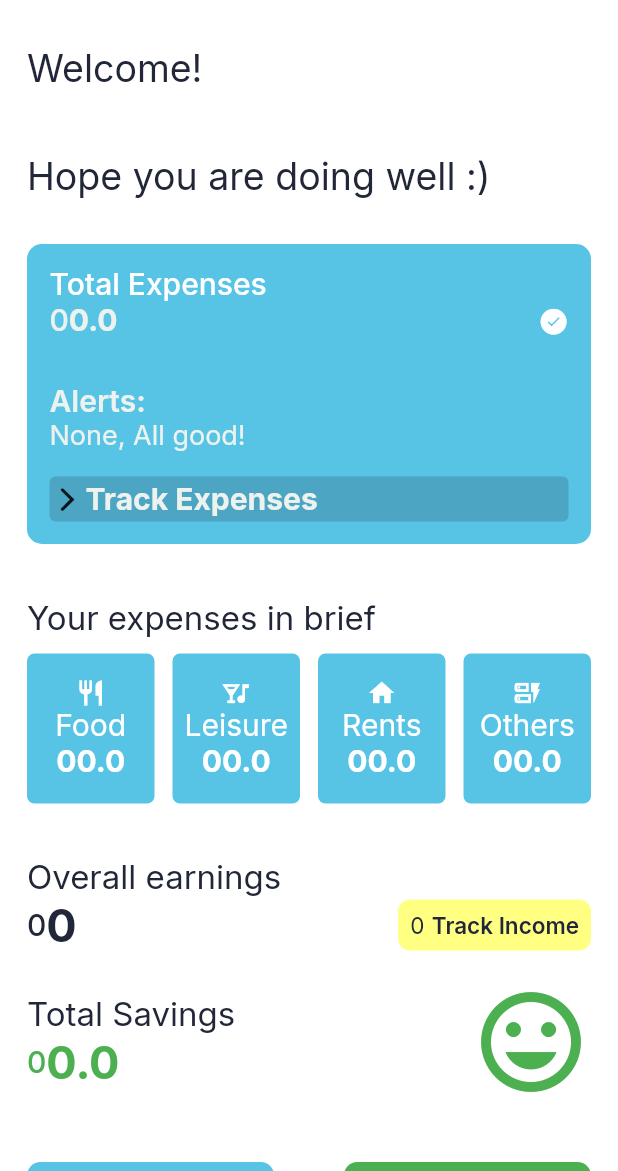
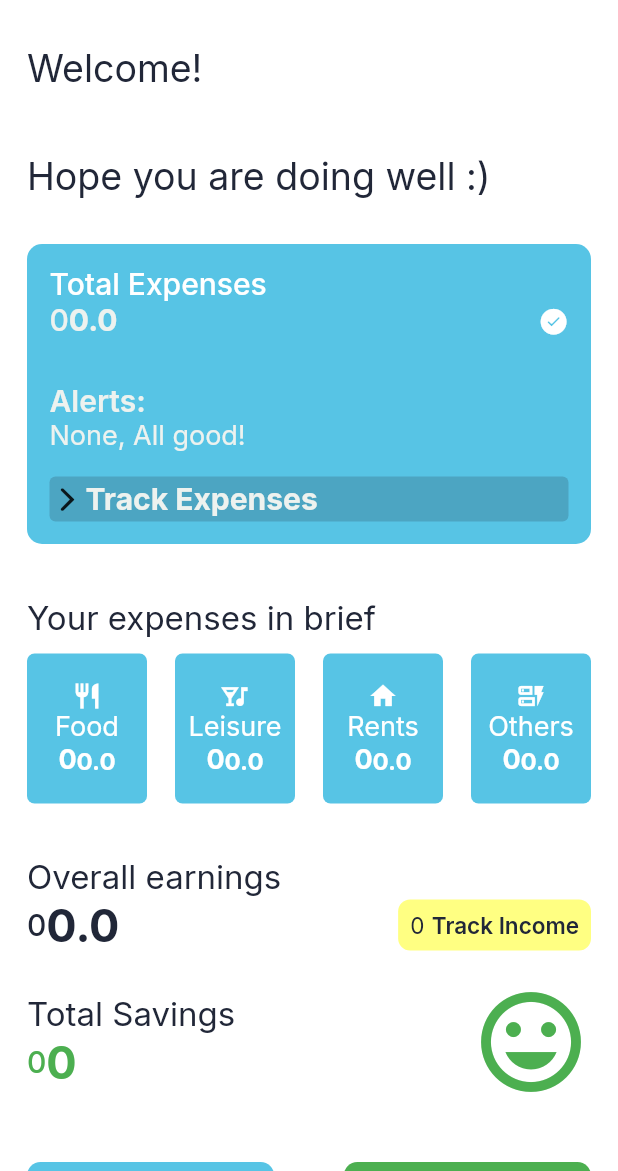
Before and after one commit to diptanshumahish/simply-expenses, a Flutter app: the HomePage screen opened directly, on a phone screen of 412 x 824 dp, the part 65-1236 px from its top. Run offline on Flutter 3.47's test engine with Material 2 defaults, Android fonts, the light colour scheme and no system bars; our stand-ins replace flutter_slidable, getwidget, google_fonts, shared_preferences, sqflite; accounts and stored records are empty.

Commit message:
fixed major bugs

```diff
--- a/lib/database/incomedatabase.dart
+++ b/lib/database/incomedatabase.dart
@@ -6,7 +6,7 @@ import 'package:sqflite/sqflite.dart';
 
 class Income {
   int? id;
-  int? inc;
+  double? inc;
   String source;
   DateTime creationDate;
 
@@ -39,7 +39,7 @@ class IncomeConnect {
     await db.execute('''
   CREATE TABLE income(
     id INTEGER PRIMARY KEY AUTOINCREMENT,
-    income INTEGER,
+    income REAL,
     source TEXT,
     creationDate TEXT
   )
--- a/lib/screens.dart/addincomedata.dart
+++ b/lib/screens.dart/addincomedata.dart
@@ -129,8 +129,6 @@ class _AddIncomeDataState extends State<AddIncomeData> {
                                       context: context,
                                       builder: (BuildContext context) =>
                                           CupertinoAlertDialog(
-                                            insetAnimationDuration:
-                                                const Duration(seconds: 1),
                                             title:
                                                 const Text("Incorrect Input"),
                                             content: const Text(
@@ -148,7 +146,8 @@ class _AddIncomeDataState extends State<AddIncomeData> {
                                           ))
                                   : {
                                       newIncome = Income(
-                                          inc: int.parse(incomeController.text),
+                                          inc: double.parse(
+                                              incomeController.text),
                                           source: incomeSourceController.text,
                                           creationDate: DateTime.now()),
                                       addIncome(newIncome),
--- a/lib/screens.dart/homepage.dart
+++ b/lib/screens.dart/homepage.dart
@@ -9,6 +9,7 @@ import 'package:expense_tracker/shared/sharedpreferenecs.dart';
 import 'package:expense_tracker/theme.dart';
 import 'package:flutter/cupertino.dart';
 import 'package:flutter/material.dart';
+import 'package:flutter/services.dart';
 import 'package:shared_preferences/shared_preferences.dart';
 
 class HomePage extends StatefulWidget {
@@ -22,7 +23,7 @@ class HomePage extends StatefulWidget {
 
 class _HomePageState extends State<HomePage> {
   double total = 0;
-  int totalIncome = 0;
+  double totalIncome = 0;
   double totalFood = 0;
   double totalLeisure = 0;
   double totalRents = 0;
@@ -120,9 +121,14 @@ class _HomePageState extends State<HomePage> {
   Widget build(BuildContext context) {
     var width = MediaQuery.of(context).size.width;
 
-    double totalSvaings = totalIncome - total;
+    var totalSvaings = totalIncome.toInt() - total.toInt();
     final topColor = Theme.of(context).brightness;
-    return Scaffold(
+    return WillPopScope(
+      onWillPop: () async {
+        SystemChannels.platform.invokeMethod('SystemNavigator.pop');
+        return true;
+      },
+      child: Scaffold(
           appBar: AppBar(
             leading: Builder(
                 builder: (context) => IconButton(
@@ -227,6 +233,7 @@ class _HomePageState extends State<HomePage> {
                                             color: AppColors.lighttext)),
                                     Text(total.toString(),
                                         style: TextStyle(
+                                            overflow: TextOverflow.ellipsis,
                                             fontWeight: FontWeight.bold,
                                             fontSize: width < 600 ? 20 : 40,
                                             color: AppColors.lighttext))
@@ -294,8 +301,9 @@ class _HomePageState extends State<HomePage> {
                     Text("Your expenses in brief",
                         style: TextStyle(
                             fontSize: width < 600 ? 22 : 30,
-                          fontWeight:
-                              width < 600 ? FontWeight.normal : FontWeight.bold,
+                            fontWeight: width < 600
+                                ? FontWeight.normal
+                                : FontWeight.bold,
                             color: topColor == Brightness.dark
                                 ? Colors.white
                                 : AppColors.darkBack)),
@@ -308,7 +316,7 @@ class _HomePageState extends State<HomePage> {
                               borderRadius: BorderRadius.circular(5),
                               color: AppColors.themeColor),
                           height: width < 600 ? 100 : 200,
-                        width: width < 600 ? 85 : 180,
+                          width: width < 600 ? 80 : 180,
                           child: Column(
                             mainAxisAlignment: MainAxisAlignment.center,
                             children: [
@@ -319,7 +327,7 @@ class _HomePageState extends State<HomePage> {
                                 "Food",
                                 style: TextStyle(
                                     color: Colors.white,
-                                  fontSize: width < 600 ? 20 : 30),
+                                    fontSize: width < 600 ? 18 : 30),
                               ),
                               Row(
                                 mainAxisAlignment: MainAxisAlignment.center,
@@ -328,14 +336,17 @@ class _HomePageState extends State<HomePage> {
                                     currency.toString(),
                                     style: TextStyle(
                                         color: Colors.white,
-                                      fontSize: width < 600 ? 20 : 30,
+                                        fontSize: width < 600 ? 18 : 30,
                                         fontWeight: FontWeight.bold),
                                   ),
-                                Text(totalFood.toString(),
+                                  Flexible(
+                                    child: Text(totalFood.toString(),
                                         style: TextStyle(
+                                            overflow: TextOverflow.ellipsis,
                                             color: Colors.white,
-                                        fontSize: width < 600 ? 20 : 30,
-                                        fontWeight: FontWeight.bold))
+                                            fontSize: width < 600 ? 16 : 30,
+                                            fontWeight: FontWeight.bold)),
+                                  )
                                 ],
                               )
                             ],
@@ -346,7 +357,7 @@ class _HomePageState extends State<HomePage> {
                               borderRadius: BorderRadius.circular(5),
                               color: AppColors.themeColor),
                           height: width < 600 ? 100 : 200,
-                        width: width < 600 ? 85 : 180,
+                          width: width < 600 ? 80 : 180,
                           child: Column(
                             mainAxisAlignment: MainAxisAlignment.center,
                             children: [
@@ -357,7 +368,7 @@ class _HomePageState extends State<HomePage> {
                                 "Leisure",
                                 style: TextStyle(
                                     color: Colors.white,
-                                  fontSize: width < 600 ? 20 : 30),
+                                    fontSize: width < 600 ? 18 : 30),
                               ),
                               Row(
                                 mainAxisAlignment: MainAxisAlignment.center,
@@ -366,14 +377,17 @@ class _HomePageState extends State<HomePage> {
                                     currency.toString(),
                                     style: TextStyle(
                                         color: Colors.white,
-                                      fontSize: width < 600 ? 20 : 30,
+                                        fontSize: width < 600 ? 18 : 30,
                                         fontWeight: FontWeight.bold),
                                   ),
-                                Text(totalLeisure.toString(),
+                                  Flexible(
+                                    child: Text(totalLeisure.toString(),
                                         style: TextStyle(
+                                            overflow: TextOverflow.ellipsis,
                                             color: Colors.white,
-                                        fontSize: width < 600 ? 20 : 30,
-                                        fontWeight: FontWeight.bold))
+                                            fontSize: width < 600 ? 16 : 30,
+                                            fontWeight: FontWeight.bold)),
+                                  )
                                 ],
                               )
                             ],
@@ -384,7 +398,7 @@ class _HomePageState extends State<HomePage> {
                               borderRadius: BorderRadius.circular(5),
                               color: AppColors.themeColor),
                           height: width < 600 ? 100 : 200,
-                        width: width < 600 ? 85 : 180,
+                          width: width < 600 ? 80 : 180,
                           child: Column(
                             mainAxisAlignment: MainAxisAlignment.center,
                             children: [
@@ -395,7 +409,7 @@ class _HomePageState extends State<HomePage> {
                                 "Rents",
                                 style: TextStyle(
                                     color: Colors.white,
-                                  fontSize: width < 600 ? 20 : 30),
+                                    fontSize: width < 600 ? 18 : 30),
                               ),
                               Row(
                                 mainAxisAlignment: MainAxisAlignment.center,
@@ -404,14 +418,17 @@ class _HomePageState extends State<HomePage> {
                                     currency.toString(),
                                     style: TextStyle(
                                         color: Colors.white,
-                                      fontSize: width < 600 ? 20 : 30,
+                                        fontSize: width < 600 ? 18 : 30,
                                         fontWeight: FontWeight.bold),
                                   ),
-                                Text(totalRents.toString(),
+                                  Flexible(
+                                    child: Text(totalRents.toString(),
                                         style: TextStyle(
-                                        fontSize: width < 600 ? 20 : 30,
+                                            overflow: TextOverflow.ellipsis,
+                                            fontSize: width < 600 ? 16 : 30,
                                             color: Colors.white,
-                                        fontWeight: FontWeight.bold))
+                                            fontWeight: FontWeight.bold)),
+                                  )
                                 ],
                               )
                             ],
@@ -422,7 +439,7 @@ class _HomePageState extends State<HomePage> {
                               borderRadius: BorderRadius.circular(5),
                               color: AppColors.themeColor),
                           height: width < 600 ? 100 : 200,
-                        width: width < 600 ? 85 : 180,
+                          width: width < 600 ? 80 : 180,
                           child: Column(
                             mainAxisAlignment: MainAxisAlignment.center,
                             children: [
@@ -433,7 +450,7 @@ class _HomePageState extends State<HomePage> {
                                 "Others",
                                 style: TextStyle(
                                     color: Colors.white,
-                                  fontSize: width < 600 ? 20 : 30),
+                                    fontSize: width < 600 ? 18 : 30),
                               ),
                               Row(
                                 mainAxisAlignment: MainAxisAlignment.center,
@@ -442,14 +459,17 @@ class _HomePageState extends State<HomePage> {
                                     currency.toString(),
                                     style: TextStyle(
                                         color: Colors.white,
-                                      fontSize: width < 600 ? 20 : 25,
+                                        fontSize: width < 600 ? 18 : 25,
                                         fontWeight: FontWeight.bold),
                                   ),
-                                Text(totalOthers.toString(),
+                                  Flexible(
+                                    child: Text(totalOthers.toString(),
                                         style: TextStyle(
+                                            overflow: TextOverflow.ellipsis,
                                             color: Colors.white,
-                                        fontSize: width < 600 ? 20 : 25,
-                                        fontWeight: FontWeight.bold))
+                                            fontSize: width < 600 ? 16 : 25,
+                                            fontWeight: FontWeight.bold)),
+                                  )
                                 ],
                               )
                             ],
@@ -481,13 +501,18 @@ class _HomePageState extends State<HomePage> {
                                   color: topColor == Brightness.dark
                                       ? Colors.white
                                       : AppColors.darkBack)),
-                        Text(totalIncome.toString(),
+                          Expanded(
+                            flex: 4,
+                            child: Text(totalIncome.toString(),
+                                overflow: TextOverflow.ellipsis,
                                 style: TextStyle(
+                                    overflow: TextOverflow.ellipsis,
                                     fontWeight: FontWeight.bold,
                                     fontSize: 30,
                                     color: topColor == Brightness.dark
                                         ? Colors.white
                                         : AppColors.darkBack)),
+                          ),
                           const Spacer(),
                           InkWell(
                             customBorder: RoundedRectangleBorder(
@@ -531,7 +556,8 @@ class _HomePageState extends State<HomePage> {
                         mainAxisAlignment: MainAxisAlignment.spaceBetween,
                         crossAxisAlignment: CrossAxisAlignment.center,
                         children: [
-                        Column(
+                          Expanded(
+                            child: Column(
                               crossAxisAlignment: CrossAxisAlignment.start,
                               children: [
                                 Text("Total Savings",
@@ -550,16 +576,24 @@ class _HomePageState extends State<HomePage> {
                                             color: totalSvaings < 0
                                                 ? AppColors.secondary
                                                 : AppColors.positive)),
-                                Text(totalSvaings.toString(),
+                                    Expanded(
+                                      child: Text(
+                                          totalSvaings.toString().trimRight(),
+                                          maxLines: 1,
+                                          overflow: TextOverflow.ellipsis,
+                                          softWrap: true,
                                           style: TextStyle(
+                                              overflow: TextOverflow.ellipsis,
                                               fontWeight: FontWeight.bold,
                                               fontSize: 30,
                                               color: totalSvaings < 0
                                                   ? AppColors.secondary
-                                            : AppColors.positive))
+                                                  : AppColors.positive)),
+                                    )
                                   ],
                                 ),
                               ],
+                            ),
                           ),
                           Column(
                             children: [
@@ -691,6 +725,7 @@ class _HomePageState extends State<HomePage> {
                     ]),
               )
             ],
-        ));
+          )),
+    );
   }
 }
--- a/lib/screens.dart/intro/loginpage.dart
+++ b/lib/screens.dart/intro/loginpage.dart
@@ -634,9 +634,6 @@ class _LoginPageState extends State<LoginPage> {
                                                   builder:
                                                       (BuildContext context) =>
                                                           CupertinoAlertDialog(
-                                                            insetAnimationDuration:
-                                                                const Duration(
-                                                                    seconds: 1),
                                                             title: const Text(
                                                                 "No input"),
                                                             content: const Text(
--- a/lib/utils/expensecards.dart
+++ b/lib/utils/expensecards.dart
@@ -109,9 +109,7 @@ class _AddExpensesState extends State<AddExpenses> {
                   ],
                 ),
                 const Spacer(),
-                Column(
-                  crossAxisAlignment: CrossAxisAlignment.end,
-                  mainAxisAlignment: MainAxisAlignment.center,
+                Row(
                   children: [
                     Text(
                       currency,
@@ -121,6 +119,7 @@ class _AddExpensesState extends State<AddExpenses> {
                               : AppColors.darkBack,
                           fontSize: 14),
                     ),
+                    SizedBox(width: 1),
                     Text(
                       widget.amt.toString(),
                       style: TextStyle(
--- a/lib/utils/incomecards.dart
+++ b/lib/utils/incomecards.dart
@@ -11,7 +11,7 @@ import 'package:shared_preferences/shared_preferences.dart';
 class AddIncome extends StatefulWidget {
   final int id;
   final String source;
-  final int income;
+  final double income;
   final DateTime creationDate;
 
   const AddIncome(
@@ -40,7 +40,7 @@ class _AddIncomeState extends State<AddIncome> {
     var toDeleteIncome = Income(
         id: widget.id,
         creationDate: widget.creationDate,
-        inc: widget.income,
+        inc: widget.income.toDouble(),
         source: widget.source);
     var inDb = IncomeConnect();
     void deleteIncome(Income income) async {
```
Also changed, not shown: lib/screens.dart/addexpensedata.dart (+5 -6 lines), lib/screens.dart/expensescreen.dart (+14 -4 lines), lib/screens.dart/incomescreen.dart (+14 -4 lines). Lines whose indentation alone changed are shown as unchanged.
